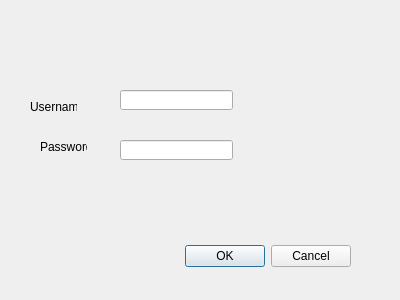
This is login.ui in ParhamArmani/CS1CGroupProject as Qt 5 draws it before an edit. The edited form follows.
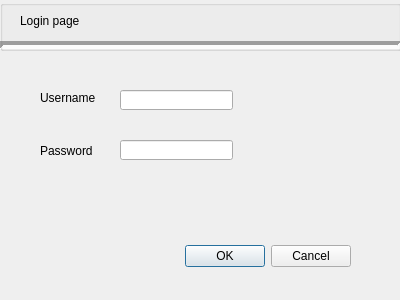
This is the edited form.

The edit to the form file:
```diff
--- a/login.ui
+++ b/login.ui
@@ -16,9 +16,9 @@
   <widget class="QDialogButtonBox" name="buttonBox">
    <property name="geometry">
     <rect>
-     <x>10</x>
+     <x>150</x>
      <y>240</y>
-     <width>341</width>
+     <width>201</width>
      <height>32</height>
     </rect>
    </property>
@@ -52,10 +52,10 @@
   <widget class="QLabel" name="label">
    <property name="geometry">
     <rect>
-     <x>30</x>
-     <y>100</y>
-     <width>47</width>
-     <height>13</height>
+     <x>40</x>
+     <y>90</y>
+     <width>61</width>
+     <height>16</height>
     </rect>
    </property>
    <property name="text">
@@ -67,14 +67,62 @@
     <rect>
      <x>40</x>
      <y>140</y>
-     <width>47</width>
-     <height>13</height>
+     <width>61</width>
+     <height>21</height>
     </rect>
    </property>
    <property name="text">
     <string>Password</string>
    </property>
   </widget>
+  <widget class="Line" name="line">
+   <property name="geometry">
+    <rect>
+     <x>0</x>
+     <y>30</y>
+     <width>401</width>
+     <height>30</height>
+    </rect>
+   </property>
+   <property name="lineWidth">
+    <number>4</number>
+   </property>
+   <property name="orientation">
+    <enum>Qt::Horizontal</enum>
+   </property>
+  </widget>
+  <widget class="QGroupBox" name="groupBox">
+   <property name="geometry">
+    <rect>
+     <x>0</x>
+     <y>0</y>
+     <width>401</width>
+     <height>51</height>
+    </rect>
+   </property>
+   <property name="title">
+    <string/>
+   </property>
+   <property name="flat">
+    <bool>false</bool>
+   </property>
+   <property name="checkable">
+    <bool>false</bool>
+   </property>
+   <widget class="QLabel" name="label_3">
+    <property name="geometry">
+     <rect>
+      <x>20</x>
+      <y>10</y>
+      <width>91</width>
+      <height>21</height>
+     </rect>
+    </property>
+    <property name="text">
+     <string>Login page</string>
+    </property>
+   </widget>
+  </widget>
  </widget>
  <resources/>
  <connections>
```
